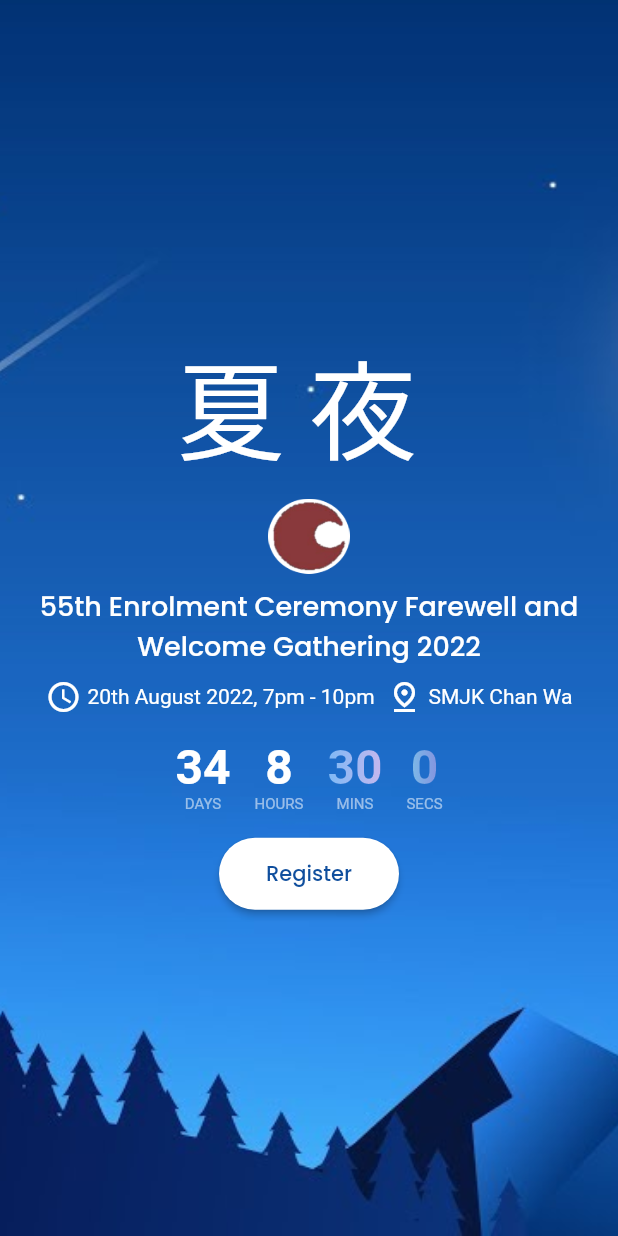
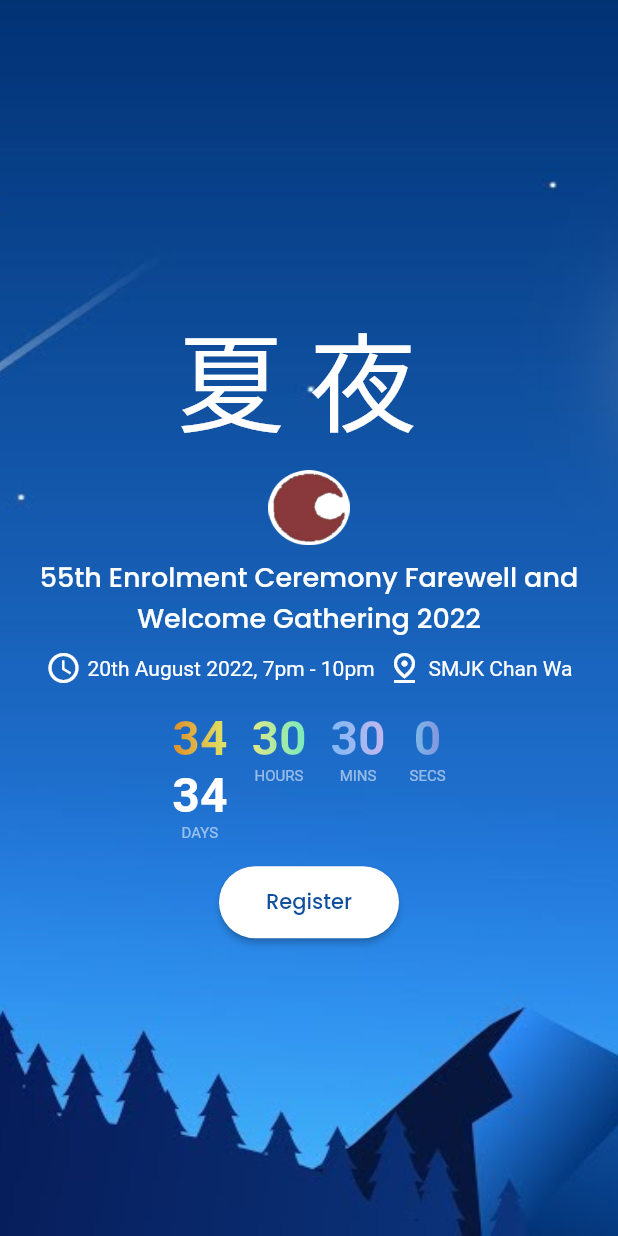
Before and after one commit to junsiong2008/cw_bsmm, a Flutter app: the screen it shows after launch, on a phone screen of 412 x 824 dp. Run offline on Flutter 3.47's test engine with Material 2 defaults, Android fonts, the phone set to English and light mode, and no system bars; drawn by our look-alikes of flutter_countdown_timer; our stand-ins replace cloud_firestore, firebase_analytics, firebase_core, lottie; missing offline and left inert: firebase_app_check; accounts and stored records are empty; statements that could not run were skipped.

Commit message:
update countdown timer font

```diff
--- a/lib/components/ui/countdown_group.dart
+++ b/lib/components/ui/countdown_group.dart
@@ -27,14 +27,10 @@ class CountdownGroup extends StatelessWidget {
             Column(
               mainAxisAlignment: MainAxisAlignment.center,
               children: [
-                // GradientText(
-                //   '${time.days}',
-                //   style: kCountdownNumberTextStyle,
-                //   gradient: const LinearGradient(colors: [
-                //     Color(0XFFff930f),
-                //     Color(0XFFfff95b),
-                //   ]),
-                // ),
+                GradientText('${time.days}', colors: const <Color>[
+                  Color(0XFFFF930F),
+                  Color(0XFFFFF95B),
+                ]),
                 Text(
                   '${time.days}',
                   style: kCountdownNumberTextStyle.copyWith(
@@ -50,20 +46,10 @@ class CountdownGroup extends StatelessWidget {
             Column(
               mainAxisAlignment: MainAxisAlignment.center,
               children: [
-                // GradientText(
-                //   '${time.hours}',
-                //   style: kCountdownNumberTextStyle,
-                //   gradient: const LinearGradient(colors: [
-                //     Color(0xfffffb7d),
-                //     Color(0xff85FFBD),
-                //   ]),
-                // ),
-                Text(
-                  '${time.hours}',
-                  style: kCountdownNumberTextStyle.copyWith(
-                    color: Colors.white,
-                  ),
-                ),
+                GradientText('${time.min}', colors: const <Color>[
+                  Color(0xFFFFFB7D),
+                  Color(0XFF85FFBD),
+                ]),
                 const Text(
                   'HOURS',
                   style: kCountdownSubtitleTextStyle,
@@ -73,15 +59,7 @@ class CountdownGroup extends StatelessWidget {
             Column(
               mainAxisAlignment: MainAxisAlignment.center,
               children: [
-                // GradientText(
-                //   '${time.min}',
-                //   style: kCountdownNumberTextStyle,
-                //   gradient: const LinearGradient(colors: [
-                //     Color(0XFF8EC5FC),
-                //     Color(0XFFE0C3F3),
-                //   ]),
-                // ),
-                GradientText('${time.min}', colors: <Color>[
+                GradientText('${time.min}', colors: const <Color>[
                   Color(0XFF8EC5FC),
                   Color(0XFFE0C3F3),
                 ]),
@@ -94,27 +72,13 @@ class CountdownGroup extends StatelessWidget {
             Column(
               mainAxisAlignment: MainAxisAlignment.center,
               children: [
-                // GradientText(
-                //   '${time.sec}',
-                //   style: kCountdownNumberTextStyle,
-                //   gradient: const LinearGradient(colors: [
-                //     Color(0XFF8BC6EC),
-                //     Color(0XFF9599E2),
-                //   ]),
-                // ),
-                ShaderMask(
-                  blendMode: BlendMode.srcIn,
-                  shaderCallback: (bounds) => const LinearGradient(
-                          colors: [Color(0XFF8BC6EC), Color(0XFF9599E2)])
-                      .createShader(
-                    Rect.fromLTWH(0, 0, bounds.width, bounds.height),
-                  ),
-                  child: Text(
-                    '${time.sec}',
-                    style: kCountdownNumberTextStyle,
-                  ),
+                GradientText(
+                  '${time.sec}',
+                  colors: const <Color>[
+                    Color(0XFF8BC6EC),
+                    Color(0XFF9599E2),
+                  ],
                 ),
-
                 const Text(
                   'SECS',
                   style: kCountdownSubtitleTextStyle,
```
